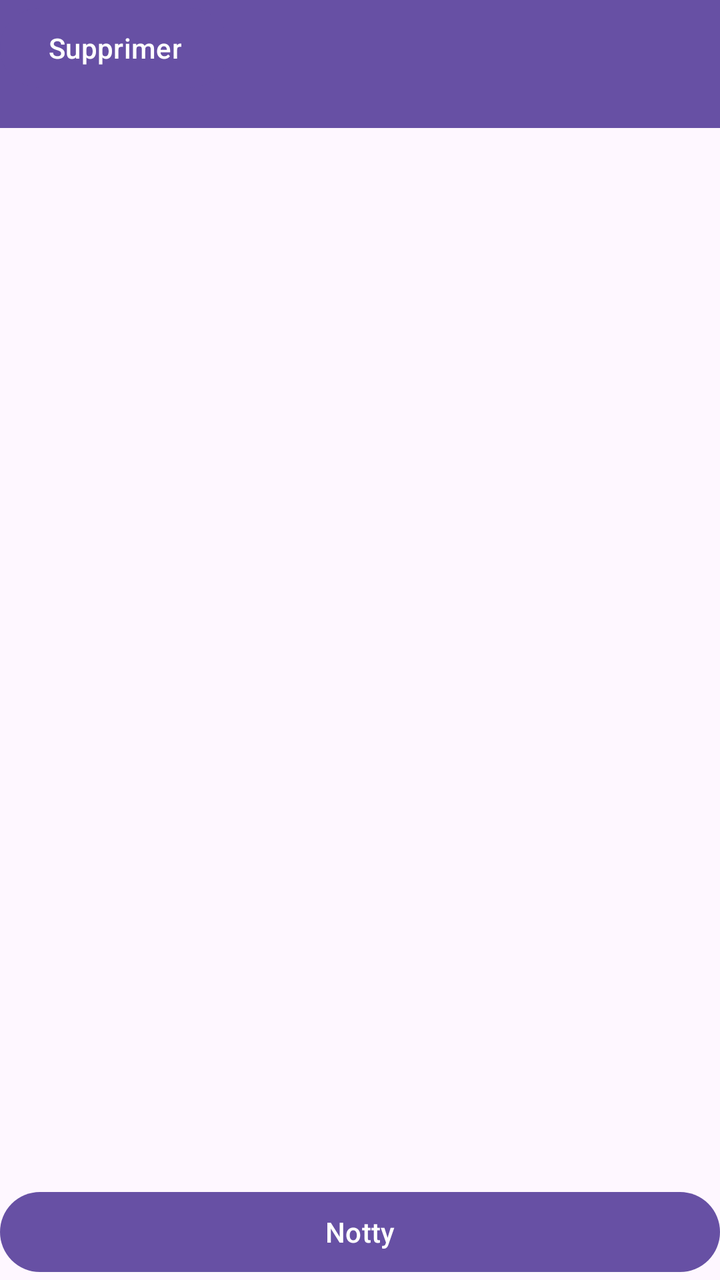
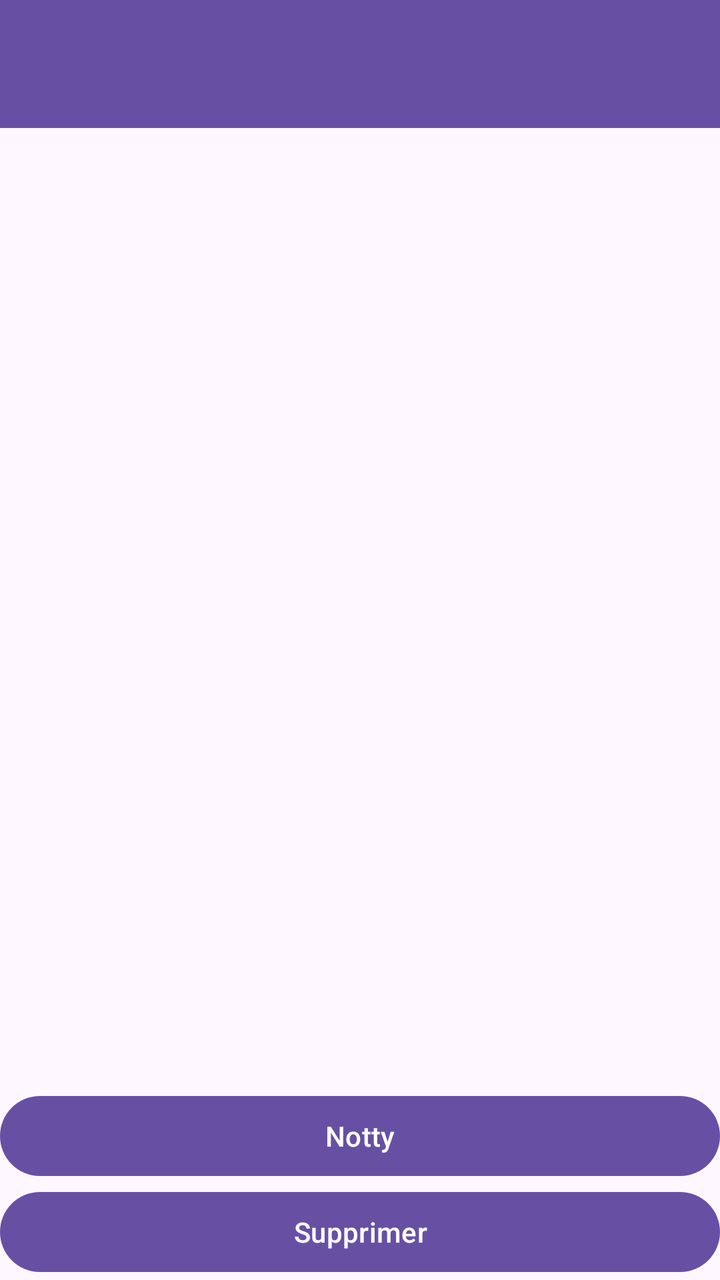

An Android layout rendered at two revisions. The XML below is the earlier revision; the diff shows what the commit changed to produce the second picture.
<!-- AndroidManifest.xml: application theme Theme.Notty -->
<!-- res/layout/activity_main.xml -->
<?xml version="1.0" encoding="utf-8"?>
<androidx.constraintlayout.widget.ConstraintLayout xmlns:android="http://schemas.android.com/apk/res/android"
    xmlns:app="http://schemas.android.com/apk/res-auto"
    xmlns:tools="http://schemas.android.com/tools"
    android:id="@+id/main"
    android:layout_width="match_parent"
    android:layout_height="match_parent"
    tools:context=".MainActivity">

    <androidx.appcompat.widget.Toolbar
        android:id="@+id/id_toolbar_main"
        android:layout_width="0dp"
        android:layout_height="wrap_content"
        android:background="?attr/colorPrimary"
        android:minHeight="?attr/actionBarSize"
        android:theme="?attr/actionBarTheme"
        app:layout_constraintEnd_toEndOf="parent"
        app:layout_constraintStart_toStartOf="parent"
        app:layout_constraintTop_toTopOf="parent" />


    <LinearLayout
        android:id="@+id/id_note_container"
        android:layout_width="match_parent"
        android:layout_height="0dp"
        android:layout_marginHorizontal="10dp"
        android:orientation="vertical"
        app:layout_constraintBottom_toTopOf="@id/id_btn_addNote"
        app:layout_constraintTop_toBottomOf="@id/id_toolbar_main"
        tools:layout_editor_absoluteX="10dp">

        <GridView
            android:id="@+id/id_gridv_note"
            android:layout_width="match_parent"
            android:layout_height="match_parent"
            android:numColumns="2">


        </GridView>

    </LinearLayout>

    <Button
        android:id="@+id/id_btn_addNote"
        android:layout_width="0dp"
        android:layout_height="wrap_content"
        android:text="@string/app_name"
        android:visibility="visible"
        app:layout_constraintBottom_toBottomOf="parent"
        app:layout_constraintEnd_toEndOf="parent"
        app:layout_constraintHorizontal_bias="0.0"
        app:layout_constraintStart_toStartOf="parent" />

    <Button
        android:id="@+id/id_btn_delete"
        android:layout_width="0dp"
        android:layout_height="wrap_content"
        android:text="Supprimer"
        tools:layout_editor_absoluteX="321dp"
        tools:layout_editor_absoluteY="871dp" />

</androidx.constraintlayout.widget.ConstraintLayout>
<!-- resources referenced by this layout -->
<resources>
  <string name="app_name">Notty</string>
  <style name="Theme.Notty" parent="Base.Theme.Notty" />
  <style name="Base.Theme.Notty" parent="Theme.Material3.DayNight.NoActionBar">
          
          
      </style>
</resources>

<!-- the commit's change to res/layout/activity_main.xml (unified diff, before → after) -->
@@ -8,55 +8,63 @@
     tools:context=".MainActivity">
 
     <androidx.appcompat.widget.Toolbar
-        android:id="@+id/id_toolbar_main"
+        android:id="@+id/id_home_toolbar"
         android:layout_width="0dp"
         android:layout_height="wrap_content"
         android:background="?attr/colorPrimary"
         android:minHeight="?attr/actionBarSize"
         android:theme="?attr/actionBarTheme"
+        app:layout_constraintStart_toStartOf="parent"
         app:layout_constraintEnd_toEndOf="parent"
-        app:layout_constraintStart_toStartOf="parent"
+        app:layout_constraintBottom_toTopOf="@+id/id_home_note_container"
         app:layout_constraintTop_toTopOf="parent" />
 
 
     <LinearLayout
-        android:id="@+id/id_note_container"
+        android:id="@+id/id_home_note_container"
         android:layout_width="match_parent"
         android:layout_height="0dp"
         android:layout_marginHorizontal="10dp"
         android:orientation="vertical"
-        app:layout_constraintBottom_toTopOf="@id/id_btn_addNote"
-        app:layout_constraintTop_toBottomOf="@id/id_toolbar_main"
-        tools:layout_editor_absoluteX="10dp">
+        tools:layout_editor_absoluteX="10dp"
+        tools:layout_editor_absoluteY="64dp"
+        app:layout_constraintStart_toStartOf="parent"
+        app:layout_constraintEnd_toEndOf="parent"
+        app:layout_constraintTop_toBottomOf="@+id/id_home_toolbar"
+        app:layout_constraintBottom_toTopOf="@+id/id_home_btn_addNote" >
 
         <GridView
-            android:id="@+id/id_gridv_note"
+            android:id="@+id/id_home_gridv_note"
             android:layout_width="match_parent"
             android:layout_height="match_parent"
-            android:numColumns="2">
-
+            android:layout_marginTop="5dp"
+            android:horizontalSpacing="5dp"
+            android:numColumns="2"
+            android:verticalSpacing="5dp">
 
         </GridView>
 
     </LinearLayout>
 
     <Button
-        android:id="@+id/id_btn_addNote"
+        android:id="@+id/id_home_btn_addNote"
         android:layout_width="0dp"
         android:layout_height="wrap_content"
         android:text="@string/app_name"
         android:visibility="visible"
-        app:layout_constraintBottom_toBottomOf="parent"
+        app:layout_constraintStart_toStartOf="parent"
         app:layout_constraintEnd_toEndOf="parent"
-        app:layout_constraintHorizontal_bias="0.0"
-        app:layout_constraintStart_toStartOf="parent" />
+        app:layout_constraintTop_toBottomOf="@+id/id_home_note_container"
+        app:layout_constraintBottom_toTopOf="@+id/id_home_btn_delete"/>
 
     <Button
-        android:id="@+id/id_btn_delete"
+        android:id="@+id/id_home_btn_delete"
         android:layout_width="0dp"
         android:layout_height="wrap_content"
         android:text="Supprimer"
-        tools:layout_editor_absoluteX="321dp"
-        tools:layout_editor_absoluteY="871dp" />
+        app:layout_constraintStart_toStartOf="parent"
+        app:layout_constraintEnd_toEndOf="parent"
+        app:layout_constraintTop_toBottomOf="@+id/id_home_btn_addNote"
+        app:layout_constraintBottom_toBottomOf="parent"/>
 
 </androidx.constraintlayout.widget.ConstraintLayout>
